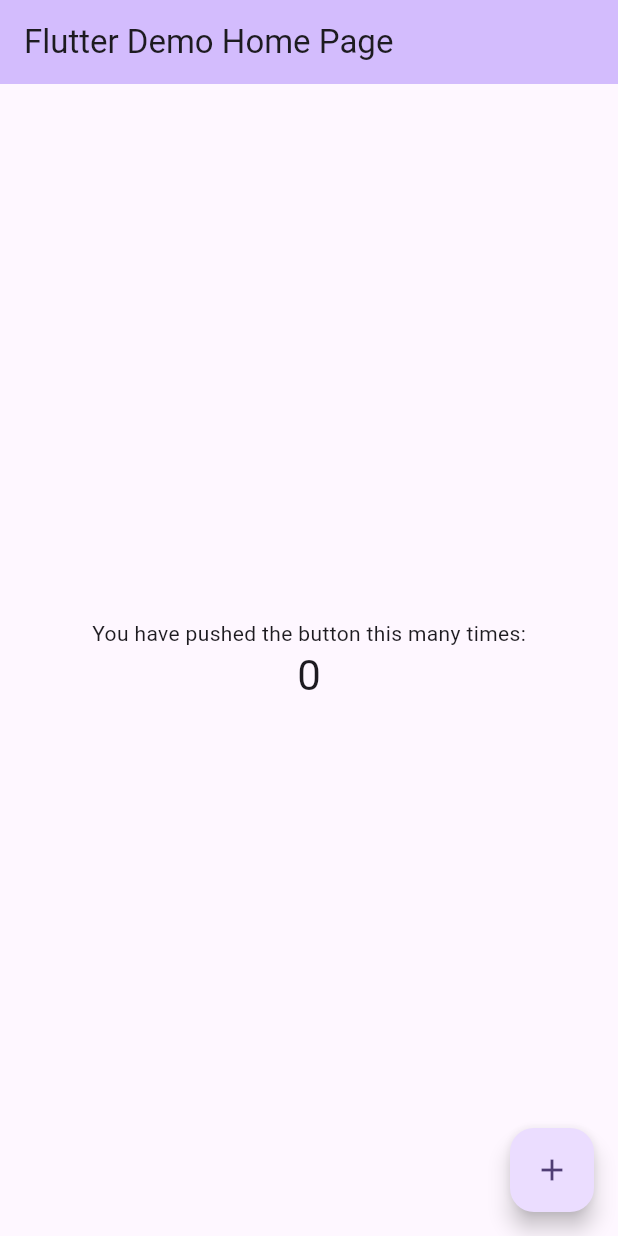
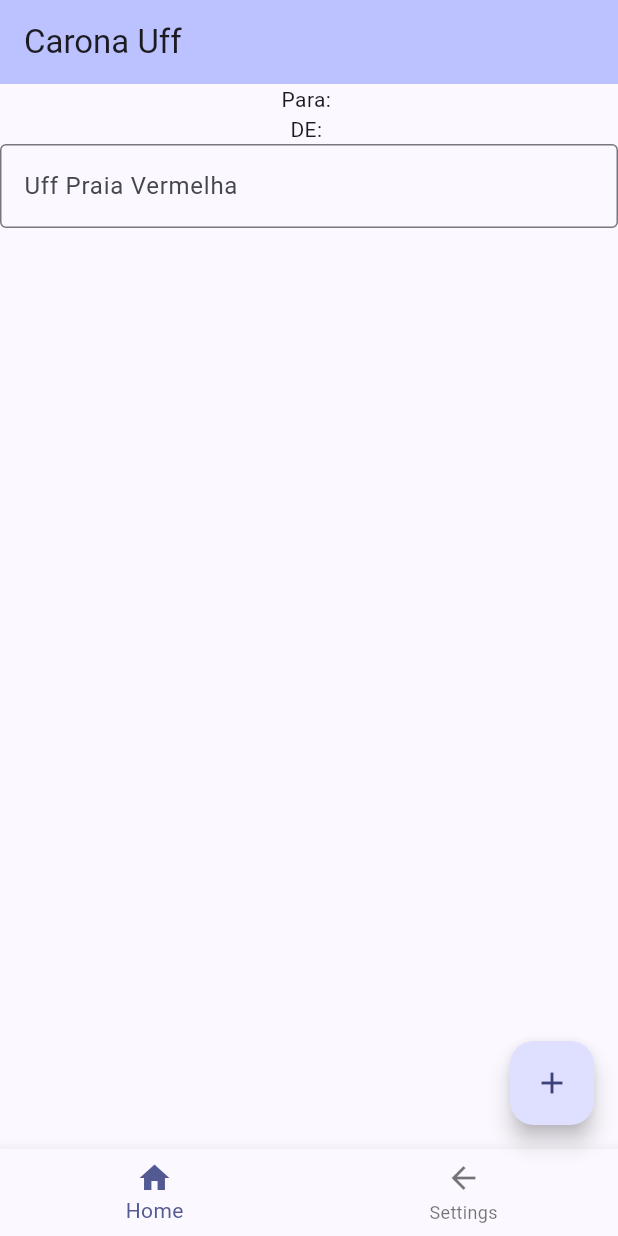
Before and after one commit to ES-2024-1-SDC/sdc-front, a Flutter app: the screen it shows after launch, on a phone screen of 412 x 824 dp. Run offline on Flutter 3.47's test engine with Material 3 defaults, Android fonts, the phone set to English and light mode, and no system bars; missing offline and left inert: expandable_menu.

Commit message:
Tela Inicial begin

```diff
--- a/sdc_front/lib/main.dart
+++ b/sdc_front/lib/main.dart
@@ -1,57 +1,29 @@
 import 'package:flutter/material.dart';
+import 'package:expandable_menu/expandable_menu.dart';
 
 void main() {
-  runApp(const MyApp());
+  runApp(const CaronaUff());
 }
-// class About extends Widget {
-//   @override
-//   Widget build(BuildContext context){
-//     return MaterialApp(home: const MyHomePage(title: 'Flutter Demo Home Page'))
-//   }
-// }
-class MyApp extends StatelessWidget {
-  const MyApp({super.key});
+
+class CaronaUff extends StatelessWidget {
+  const CaronaUff({super.key});
 
   // This widget is the root of your application.
   @override
   Widget build(BuildContext context) {
     return MaterialApp(
-      title: 'Flutter Demo',
+      title: 'Carona Uff',
       theme: ThemeData(
-        // This is the theme of your application.
-        //
-        // TRY THIS: Try running your application with "flutter run". You'll see
-        // the application has a purple toolbar. Then, without quitting the app,
-        // try changing the seedColor in the colorScheme below to Colors.green
-        // and then invoke "hot reload" (save your changes or press the "hot
-        // reload" button in a Flutter-supported IDE, or press "r" if you used
-        // the command line to start the app).
-        //
-        // Notice that the counter didn't reset back to zero; the application
-        // state is not lost during the reload. To reset the state, use hot
-        // restart instead.
-        //
-        // This works for code too, not just values: Most code changes can be
-        // tested with just a hot reload.
-        colorScheme: ColorScheme.fromSeed(seedColor: Colors.deepPurple),
+        colorScheme: ColorScheme.fromSeed(seedColor: Color.fromARGB(255, 0, 28, 184)),
         useMaterial3: true,
       ),
-      home: const MyHomePage(title: 'Flutter Demo Home Page'),
+      home: const MyHomePage(title: 'Carona Uff'),
     );
   }
 }
 
 class MyHomePage extends StatefulWidget {
   const MyHomePage({super.key, required this.title});
-
-  // This widget is the home page of your application. It is stateful, meaning
-  // that it has a State object (defined below) that contains fields that affect
-  // how it looks.
-
-  // This class is the configuration for the state. It holds the values (in this
-  // case the title) provided by the parent (in this case the App widget) and
-  // used by the build method of the State. Fields in a Widget subclass are
-  // always marked "final".
 
   final String title;
 
@@ -64,67 +36,47 @@ class _MyHomePageState extends State<MyHomePage> {
 
   void _incrementCounter() {
     setState(() {
-      // This call to setState tells the Flutter framework that something has
-      // changed in this State, which causes it to rerun the build method below
-      // so that the display can reflect the updated values. If we changed
-      // _counter without calling setState(), then the build method would not be
-      // called again, and so nothing would appear to happen.
+
       _counter++;
     });
   }
 
   @override
   Widget build(BuildContext context) {
-    // This method is rerun every time setState is called, for instance as done
-    // by the _incrementCounter method above.
-    //
-    // The Flutter framework has been optimized to make rerunning build methods
-    // fast, so that you can just rebuild anything that needs updating rather
-    // than having to individually change instances of widgets.
+
     return Scaffold(
       appBar: AppBar(
-        // TRY THIS: Try changing the color here to a specific color (to
-        // Colors.amber, perhaps?) and trigger a hot reload to see the AppBar
-        // change color while the other colors stay the same.
+
         backgroundColor: Theme.of(context).colorScheme.inversePrimary,
-        // Here we take the value from the MyHomePage object that was created by
-        // the App.build method, and use it to set our appbar title.
-        title: Text(widget.title),
+
+        title: Text(widget.title,textAlign: TextAlign.center)
       ),
-      body: Center(
-        // Center is a layout widget. It takes a single child and positions it
-        // in the middle of the parent.
+
+      body: const Center(
         child: Column(
-          // Column is also a layout widget. It takes a list of children and
-          // arranges them vertically. By default, it sizes itself to fit its
-          // children horizontally, and tries to be as tall as its parent.
-          //
-          // Column has various properties to control how it sizes itself and
-          // how it positions its children. Here we use mainAxisAlignment to
-          // center the children vertically; the main axis here is the vertical
-          // axis because Columns are vertical (the cross axis would be
-          // horizontal).
-          //
-          // TRY THIS: Invoke "debug painting" (choose the "Toggle Debug Paint"
-          // action in the IDE, or press "p" in the console), to see the
-          // wireframe for each widget.
-          mainAxisAlignment: MainAxisAlignment.center,
-          children: <Widget>[
-            const Text(
-              'You have pushed the button this many times:',
-            ),
-            Text(
-              '$_counter',
-              style: Theme.of(context).textTheme.headlineMedium,
-            ),
-          ],
-        ),
+          children: [
+          Text('Para: '),
+          Text('DE: '),
+          TextField(
+            decoration: InputDecoration(
+              border: OutlineInputBorder(),
+              hintText: 'Uff Praia Vermelha'
+          )
+          )
+        ],)
+
+
+
       ),
       floatingActionButton: FloatingActionButton(
         onPressed: _incrementCounter,
         tooltip: 'Increment',
         child: const Icon(Icons.add),
       ), // This trailing comma makes auto-formatting nicer for build methods.
+      bottomNavigationBar: BottomNavigationBar(items: const [
+        BottomNavigationBarItem(label: 'Home',icon: Icon(Icons.home)),
+        BottomNavigationBarItem(label: 'Settings',icon: Icon(Icons.arrow_back))
+      ]),
     );
   }
 }
--- a/sdc_front/pubspec.yaml
+++ b/sdc_front/pubspec.yaml
@@ -31,6 +31,7 @@ dependencies:
   flutter:
     sdk: flutter
 
+  expandable_menu: ^0.0.5
 
   # The following adds the Cupertino Icons font to your application.
   # Use with the CupertinoIcons class for iOS style icons.
```
Also changed, not shown: sdc_front/pubspec.lock, 1 other file.
